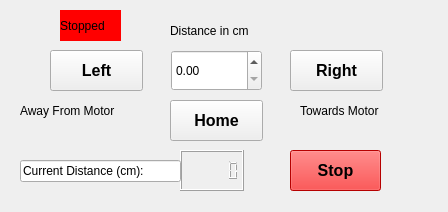
Before: the Qt Designer form devices/StepperMotor/Hakeem_StepperMotors.ui in nfbeier/15tw-smartsystem, drawn with Qt 5.
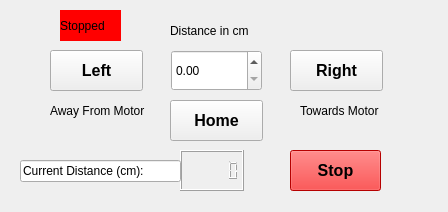
After: the same form once the commit is applied.

```diff
--- a/devices/StepperMotor/Hakeem_StepperMotors.ui
+++ b/devices/StepperMotor/Hakeem_StepperMotors.ui
@@ -175,7 +175,7 @@
   <widget class="QLabel" name="LeftDirectionLabel">
    <property name="geometry">
     <rect>
-     <x>20</x>
+     <x>50</x>
      <y>100</y>
      <width>121</width>
      <height>21</height>
```
